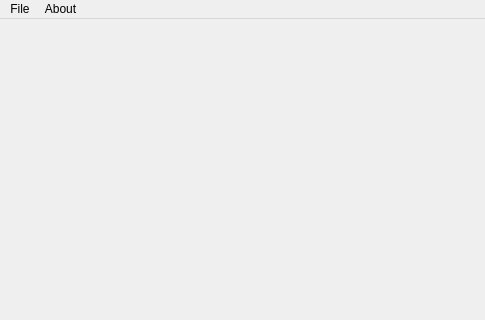
Qt form src/texteditor.ui (pennyfea/TextEditor) before a commit; both pictures show x 0 to 485 and y 0 to 320 of the 485 by 491 pixel window.
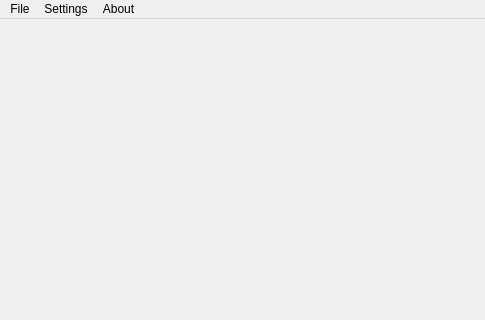
The same form after that commit. Icons and pictures are not drawn.

What changed in the file:
```diff
--- a/src/texteditor.ui
+++ b/src/texteditor.ui
@@ -40,7 +40,14 @@
     </property>
     <addaction name="actionAbout"/>
    </widget>
+   <widget class="QMenu" name="menuSettings">
+    <property name="title">
+     <string>Settings</string>
+    </property>
+    <addaction name="actionConfigure_Text_Editor"/>
+   </widget>
    <addaction name="menuFile"/>
+   <addaction name="menuSettings"/>
    <addaction name="menuAbout"/>
   </widget>
   <widget class="QStatusBar" name="statusbar"/>
```
Left out of the diff: 9 changed lines with no effect on the pictures.
